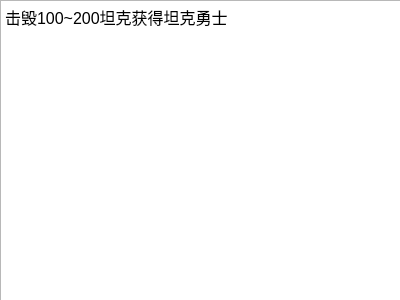
Old version of the form TankGame/number_2.ui in the repository anlowee/TankGame.
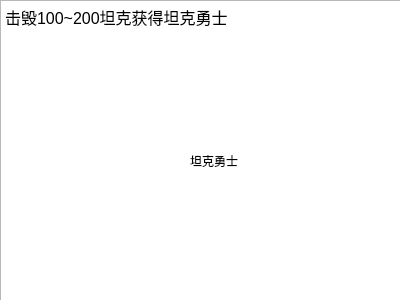
New version of the form. Icons and pictures are not drawn.

```diff
--- a/TankGame/number_2.ui
+++ b/TankGame/number_2.ui
@@ -30,6 +30,22 @@
 &lt;p style=&quot; margin-top:12px; margin-bottom:12px; margin-left:0px; margin-right:0px; -qt-block-indent:0; text-indent:0px;&quot;&gt;&lt;span style=&quot; font-family:'宋体'; font-size:12pt;&quot;&gt;击毁100~200坦克获得坦克勇士&lt;/span&gt;&lt;span style=&quot; font-family:'Calibri'; font-size:12pt;&quot;&gt;&lt;br /&gt;&lt;/span&gt;&lt;/p&gt;&lt;/body&gt;&lt;/html&gt;</string>
    </property>
   </widget>
+  <widget class="QLabel" name="label">
+   <property name="geometry">
+    <rect>
+     <x>190</x>
+     <y>110</y>
+     <width>81</width>
+     <height>101</height>
+    </rect>
+   </property>
+   <property name="styleSheet">
+    <string notr="true">border-image: url(:/sample/photo/honor/honor_8.png);</string>
+   </property>
+   <property name="text">
+    <string>坦克勇士</string>
+   </property>
+  </widget>
  </widget>
  <resources/>
  <connections/>
```
